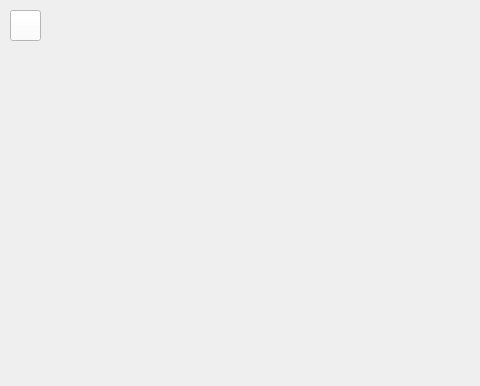
Before: the Qt Designer form qt_drawing_app/mainwindow.ui in villuette/drawing_app, drawn with Qt 5; both pictures show x 0 to 480 and y 0 to 386 of the 799 by 386 pixel window.
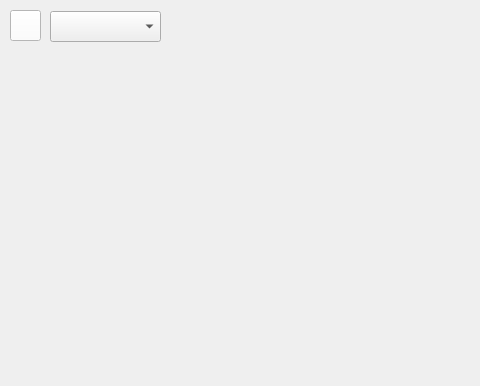
After: the same form once the commit is applied. Custom widgets are drawn as their Qt base class.

Commit message: ShapeSelector created

```diff
--- a/qt_drawing_app/mainwindow.ui
+++ b/qt_drawing_app/mainwindow.ui
@@ -33,6 +33,19 @@
      <string/>
     </property>
    </widget>
+   <widget class="ShapeSelector" name="comboBox">
+    <property name="geometry">
+     <rect>
+      <x>50</x>
+      <y>11</y>
+      <width>111</width>
+      <height>31</height>
+     </rect>
+    </property>
+    <property name="editable">
+     <bool>false</bool>
+    </property>
+   </widget>
   </widget>
   <widget class="QMenuBar" name="menubar">
    <property name="geometry">
@@ -52,6 +65,11 @@
    <extends>QPushButton</extends>
    <header location="global">colorpickerbutton.h</header>
   </customwidget>
+  <customwidget>
+   <class>ShapeSelector</class>
+   <extends>QComboBox</extends>
+   <header>shapeselector.h</header>
+  </customwidget>
  </customwidgets>
  <resources/>
  <connections/>
```
The commit also changes 12 other files.
